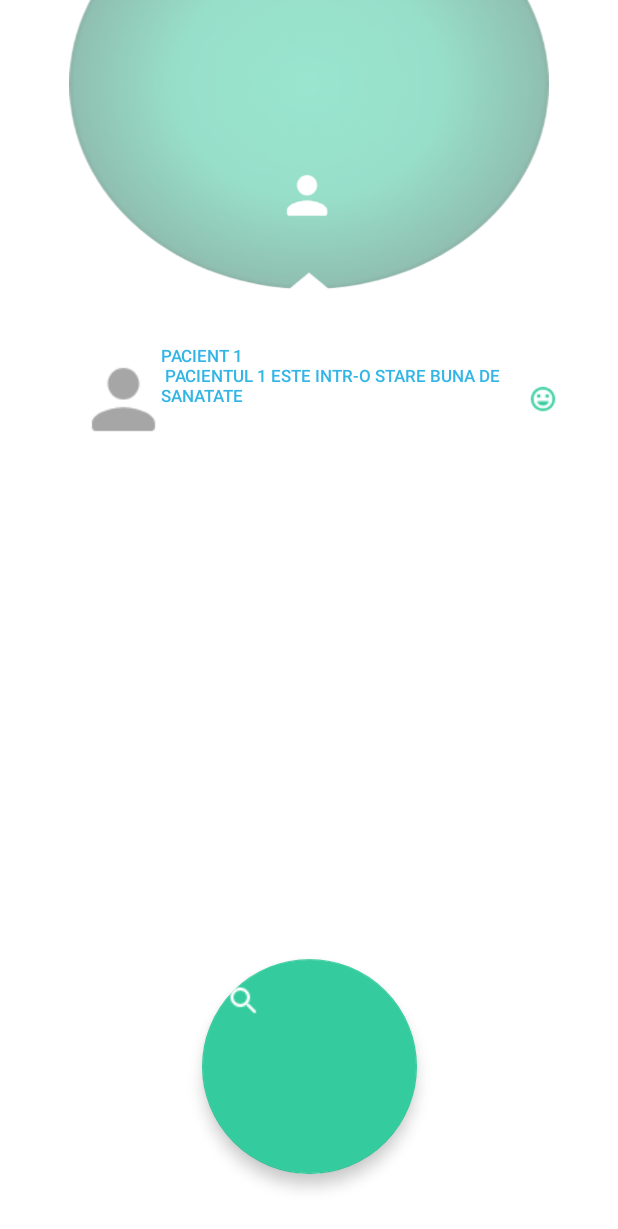
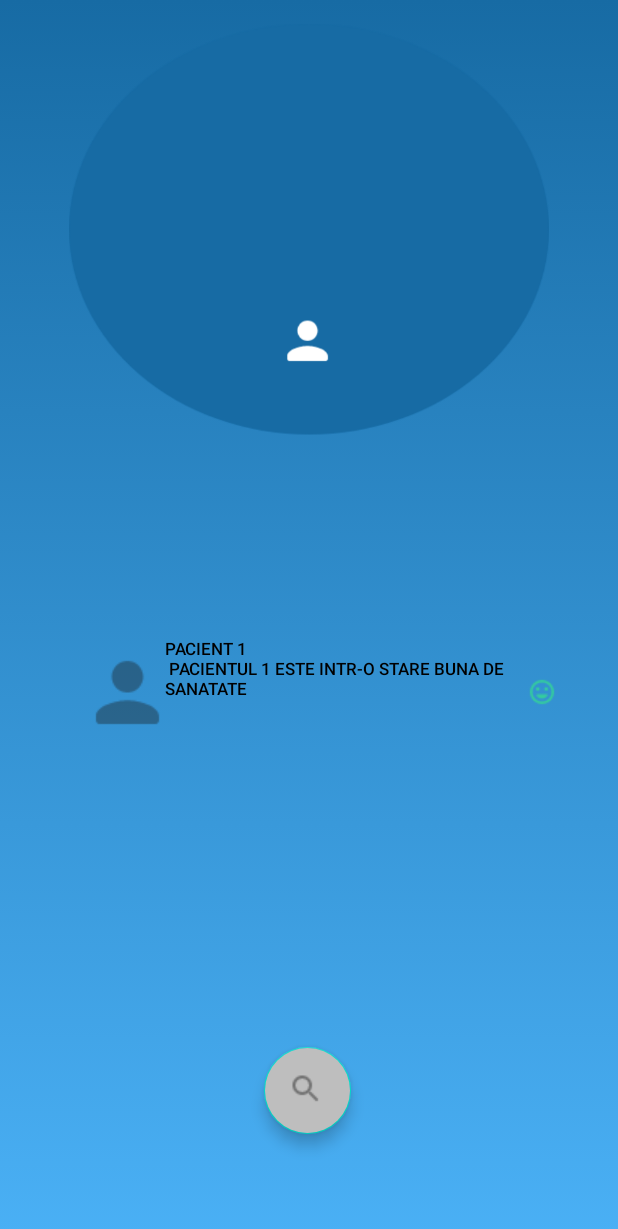
Before and after one commit to Robert-Adrian/OptimMed, an Android app: the MedicPacientsListActivity screen opened directly, with no data from a screen before it, on a phone screen of 412 x 824 dp. Shown: the top 1229 px of the screen. Run offline under Robolectric (Android 15) with nearby library versions, the phone set to English and light mode, and no system bars; Roboto replaces fonts that are not available here; 1 statement that could not run was skipped.

Commit message:
Medic pacient list de implementat functionalitate

```diff
--- a/app/src/main/java/com/example/optimmed/MedicPacientsListActivity.java
+++ b/app/src/main/java/com/example/optimmed/MedicPacientsListActivity.java
@@ -1,18 +1,23 @@
 package com.example.optimmed;
 
 import android.annotation.SuppressLint;
+import android.content.Intent;
 import android.graphics.Bitmap;
 import android.graphics.Matrix;
 import android.graphics.drawable.BitmapDrawable;
 import android.graphics.drawable.Drawable;
+import android.os.Build;
 import android.os.Bundle;
 import android.view.View;
 import android.widget.Button;
 import android.widget.EditText;
 import android.widget.ImageView;
 import android.widget.LinearLayout;
+import android.widget.ScrollView;
 import android.widget.Toast;
+import android.widget.Toolbar;
 
+import androidx.annotation.RequiresApi;
 import androidx.appcompat.app.AppCompatActivity;
 import androidx.constraintlayout.widget.ConstraintLayout;
 
@@ -26,17 +31,32 @@ public class MedicPacientsListActivity extends AppCompatActivity {
         super.onCreate(savedInstanceState);
         setContentView(R.layout.medic_activity_leftpacientsbutton);
 
-       /* FloatingActionButton floatingActionButton=findViewById(R.id.floatingActionButton5);
+       FloatingActionButton floatingActionButton=findViewById(R.id.floatingActionButton5);
         floatingActionButton.setOnClickListener(new View.OnClickListener() {
+            @RequiresApi(api = Build.VERSION_CODES.LOLLIPOP)
             @Override
             public void onClick(View v) {
-                Toast.makeText(MedicPacientsListActivity.this,"Ar trebui sa fie un searchbox", Toast.LENGTH_SHORT).show();
-                EditText editText=findViewById(R.id.editText7);
-
+               /* Toast.makeText(MedicPacientsListActivity.this, "Searchbox here!", Toast.LENGTH_SHORT).show();*/
+              /*  EditText editText=findViewById(R.id.editText7);
+                editText.setVisibility(View.VISIBLE);*/
+                Toolbar toolbar=(Toolbar) findViewById(R.id.toolbar3);
+                toolbar.setVisibility(View.VISIBLE);
             }
         });
 
-        for(int i=1;i<=4;i++)
+        // Find the ScrollView
+        ScrollView scrollView = (ScrollView) findViewById(R.id.scrollView2);
+
+        // Create a LinearLayout element
+        LinearLayout linearLayout = new LinearLayout(this);
+        linearLayout.setOrientation(LinearLayout.VERTICAL);
+
+        // Add Buttons
+        Button button = new Button(scrollView.getContext());
+        button.setText("Pacient 1\\n Pacientul 1 este intr-o stare buna de sanatate \\n Click pe pacient pentru un raport complet");
+        linearLayout.addView(button);
+        scrollView.addView(button);
+        /*for(int i=1;i<=4;i++)
         {
             Button btn=new Button(this);
             btn.setId(i);
@@ -47,7 +67,7 @@ public class MedicPacientsListActivity extends AppCompatActivity {
         }*/
         //----------------------------------Scaled the Logo App---------------------------------------
         //find my ImageView
-        ImageView view = (ImageView)findViewById(R.id.imageView5) ;
+        ImageView view=(ImageView)findViewById(R.id.imageView8) ;
 
         Bitmap bitmap = null;
 
--- /dev/null
+++ b/app/src/main/res/drawable/medic_background2.xml
@@ -0,0 +1,13 @@
+<?xml version="1.0" encoding="utf-8"?>
+<selector xmlns:android="http://schemas.android.com/apk/res/android">
+    <item>
+        <shape android:shape="rectangle">
+            <gradient
+                android:type="linear"
+                android:startColor="#4AB0F5"
+                android:endColor="#176BA4"
+                android:angle="90"
+                />
+        </shape>
+    </item>
+</selector>
--- a/app/src/main/res/layout/medic_activity_leftpacientsbutton.xml
+++ b/app/src/main/res/layout/medic_activity_leftpacientsbutton.xml
@@ -4,23 +4,35 @@
     xmlns:tools="http://schemas.android.com/tools"
     android:layout_width="match_parent"
     android:layout_height="match_parent"
-    android:background="@android:color/background_light">
+    android:background="@drawable/medic_background2">
+
+    <include
+        android:id="@+id/include6"
+        layout="@layout/medic_pacientsearchbox"
+        android:layout_width="412dp"
+        android:layout_height="70dp"
+        android:visibility="invisible"
+        app:layout_constraintEnd_toEndOf="parent"
+        app:layout_constraintHorizontal_bias="1.0"
+        app:layout_constraintStart_toStartOf="parent"
+        app:layout_constraintTop_toBottomOf="@+id/floatingActionButton5" />
 
     <ScrollView
         android:id="@+id/scrollView2"
-        android:layout_width="415dp"
-        android:layout_height="366dp"
-        app:layout_constraintBottom_toBottomOf="parent"
+        android:layout_width="wrap_content"
+        android:layout_height="wrap_content"
+        android:layout_marginTop="12dp"
+        app:layout_constraintBottom_toTopOf="@+id/floatingActionButton5"
         app:layout_constraintEnd_toEndOf="parent"
-        app:layout_constraintHorizontal_bias="1.0"
+        app:layout_constraintHorizontal_bias="0.75"
         app:layout_constraintStart_toStartOf="parent"
-        app:layout_constraintTop_toTopOf="parent">
+        app:layout_constraintTop_toBottomOf="@+id/imageView8"
+        app:layout_constraintVertical_bias="0.38">
 
         <LinearLayout
             android:layout_width="match_parent"
             android:layout_height="wrap_content"
             android:orientation="vertical">
-
             <Button
                 android:id="@+id/button6"
                 android:layout_width="wrap_content"
@@ -37,7 +49,7 @@
                 android:shadowColor="@android:color/transparent"
                 android:singleLine="false"
                 android:text="Pacient 1 \n Pacientul 1 este intr-o stare buna de sanatate \n Click pe pacient pentru un raport complet"
-                android:textColor="@android:color/holo_blue_light"
+                android:textColor="@android:color/black"
                 android:textSize="11dp"
 
                 android:visibility="visible"
@@ -50,37 +62,26 @@
 
     <com.google.android.material.floatingactionbutton.FloatingActionButton
         android:id="@+id/floatingActionButton5"
-        android:layout_width="169dp"
-        android:layout_height="143dp"
-        android:layout_marginTop="44dp"
-        android:background="#FFFFFF"
+        android:layout_width="58dp"
+        android:layout_height="61dp"
+        android:layout_marginBottom="68dp"
+        android:backgroundTint="@android:color/secondary_text_light_nodisable"
         android:clickable="true"
-        app:backgroundTint="#34CC9E"
-        app:elevation="6dp"
-        app:fabSize="auto"
+        app:layout_constraintBottom_toBottomOf="parent"
+        app:layout_constraintEnd_toEndOf="parent"
+        app:layout_constraintHorizontal_bias="0.498"
+        app:layout_constraintStart_toStartOf="parent"
+        app:srcCompat="@drawable/search_icon" />
+
+    <ImageView
+        android:id="@+id/imageView8"
+        android:layout_width="122dp"
+        android:layout_height="99dp"
+        android:layout_marginTop="16dp"
         app:layout_constraintEnd_toEndOf="parent"
         app:layout_constraintStart_toStartOf="parent"
-        app:layout_constraintTop_toBottomOf="@+id/scrollView2"
-        app:srcCompat="@drawable/search" />
-
-    <include
-        layout="@layout/medic_pacientsearchbox"
-        android:layout_width="412dp"
-        android:layout_height="70dp"
-        app:layout_constraintBottom_toBottomOf="parent"
-        app:layout_constraintEnd_toEndOf="parent"
-        app:layout_constraintStart_toStartOf="parent"
-        android:visibility="invisible"/>
-
-    <ImageView
-        android:id="@+id/imageView5"
-        android:layout_width="313dp"
-        android:layout_height="290dp"
-        android:layout_marginBottom="36dp"
-        app:layout_constraintBottom_toTopOf="@+id/scrollView2"
-        app:layout_constraintEnd_toEndOf="parent"
-        app:layout_constraintStart_toStartOf="parent"
-        app:srcCompat="@drawable/medic_upper_icon_cutted" />
+        app:layout_constraintTop_toTopOf="parent"
+        app:srcCompat="@drawable/componenta" />
 
 
 </androidx.constraintlayout.widget.ConstraintLayout>
```
Also changed, not shown: app/src/main/java/com/example/optimmed/PacientActivity.java (+53 -3 lines), app/src/main/res/layout/medic_pacientcondition.xml (+2 -8 lines), app/src/main/res/layout/medic_pacientsearchbox.xml (+11 -1 lines), app/src/main/res/drawable-v24/componenta.png (added), app/src/main/res/drawable-v24/person24px.png (added).
